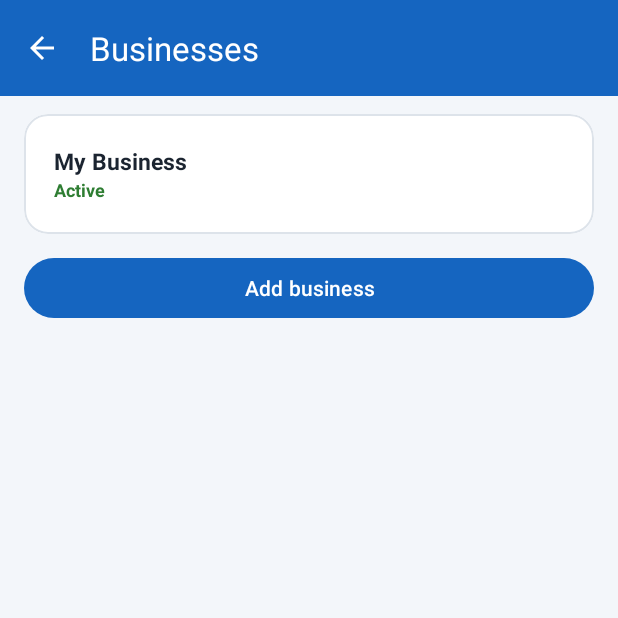
After one commit to Rumpa20/Hishabbaki, an Android app: the BusinessListActivity screen opened directly, with no data from a screen before it, on a phone screen of 412 x 824 dp, the top half of it. The commit adds this screen. Run offline under Robolectric (Android 15) with nearby library versions, the phone set to English and light mode, and no system bars.

Commit message:
Multi-business UI: business switcher with create/edit/delete and per-business isolation guards
Co-authored-by: Rumpa20 <Rumpa20@users.noreply.github.com>

```diff
--- a/app/src/main/AndroidManifest.xml
+++ b/app/src/main/AndroidManifest.xml
@@ -101,6 +101,11 @@
             android:windowSoftInputMode="adjustResize" />
 
         <activity
+            android:name=".BusinessListActivity"
+            android:exported="false"
+            android:windowSoftInputMode="adjustResize" />
+
+        <activity
             android:name=".CashbookActivity"
             android:exported="false"
             android:windowSoftInputMode="adjustResize" />
--- /dev/null
+++ b/app/src/main/java/com/hisabbaki/app/BusinessListActivity.kt
@@ -0,0 +1,130 @@
+package com.hisabbaki.app
+
+import android.content.Intent
+import android.os.Bundle
+import android.view.LayoutInflater
+import android.view.View
+import android.widget.LinearLayout
+import android.widget.TextView
+import android.widget.Toast
+import androidx.appcompat.app.AppCompatActivity
+import com.google.android.material.appbar.MaterialToolbar
+import com.google.android.material.button.MaterialButton
+import com.google.android.material.dialog.MaterialAlertDialogBuilder
+import com.google.android.material.textfield.TextInputEditText
+import com.hisabbaki.app.data.CoreRepo
+import com.hisabbaki.app.data.Db
+
+class BusinessListActivity : AppCompatActivity() {
+
+    private lateinit var container: LinearLayout
+
+    override fun onCreate(savedInstanceState: Bundle?) {
+        super.onCreate(savedInstanceState)
+        setContentView(R.layout.activity_business_list)
+
+        findViewById<MaterialToolbar>(R.id.toolbar).setNavigationOnClickListener { finish() }
+        container = findViewById(R.id.businessContainer)
+        findViewById<MaterialButton>(R.id.btnAddBusiness).setOnClickListener { showCreateDialog() }
+    }
+
+    override fun onResume() {
+        super.onResume()
+        load()
+    }
+
+    private fun load() {
+        val appCtx = applicationContext
+        Db.async({ CoreRepo.get(appCtx).getBusinesses() }) { result ->
+            if (isFinishing || isDestroyed) return@async
+            result.onSuccess { bind(it) }
+            result.onFailure { Toast.makeText(appCtx, R.string.error_load, Toast.LENGTH_SHORT).show() }
+        }
+    }
+
+    private fun currentId(): Int = Prefs.currentBusinessId(this)
+
+    private fun bind(businesses: List<com.hisabbaki.app.data.Business>) {
+        container.removeAllViews()
+        val inflater = LayoutInflater.from(this)
+        for (b in businesses) {
+            val row = inflater.inflate(R.layout.item_business_row, container, false)
+            val tvName = row.findViewById<TextView>(R.id.tvBusinessName)
+            val tvActive = row.findViewById<TextView>(R.id.tvBusinessActive)
+            tvName.text = if (b.name.isBlank()) getString(R.string.my_business) else b.name
+            tvActive.visibility = if (b.id == currentId()) View.VISIBLE else View.GONE
+
+            row.setOnClickListener { switchTo(b.id) }
+            row.findViewById<View>(R.id.btnEditBusiness).setOnClickListener {
+                startActivity(
+                    Intent(this, BusinessProfileActivity::class.java)
+                        .putExtra(BusinessProfileActivity.EXTRA_BUSINESS_ID, b.id)
+                )
+            }
+            row.setOnLongClickListener {
+                if (b.id == currentId()) {
+                    Toast.makeText(this, R.string.error_generic, Toast.LENGTH_SHORT).show()
+                } else {
+                    confirmDelete(b)
+                }
+                true
+            }
+            container.addView(row)
+        }
+    }
+
+    private fun switchTo(id: Int) {
+        if (id == currentId()) return
+        Prefs.setCurrentBusinessId(this, id)
+        Toast.makeText(this, R.string.business_switched, Toast.LENGTH_SHORT).show()
+        setResult(RESULT_OK)
+        finish()
+    }
+
+    private fun showCreateDialog() {
+        val view = layoutInflater.inflate(R.layout.dialog_new_business, null)
+        val etName = view.findViewById<TextInputEditText>(R.id.etBusinessName)
+        MaterialAlertDialogBuilder(this)
+            .setTitle(R.string.add_business)
+            .setView(view)
+            .setPositiveButton(R.string.save) { _, _ ->
+                val name = etName.text.toString().trim()
+                if (name.isEmpty()) {
+                    Toast.makeText(this, R.string.error_business_name, Toast.LENGTH_SHORT).show()
+                    return@setPositiveButton
+                }
+                val appCtx = applicationContext
+                Db.async({ CoreRepo.get(appCtx).saveBusiness(0, name, "", "", "", "", "", "", "INR") }) { res ->
+                    if (isFinishing || isDestroyed) return@async
+                    res.onSuccess { load() }
+                    res.onFailure { e ->
+                        Toast.makeText(
+                            appCtx, e.message ?: getString(R.string.error_generic), Toast.LENGTH_LONG
+                        ).show()
+                    }
+                }
+            }
+            .setNegativeButton(R.string.cancel, null)
+            .show()
+    }
+
+    private fun confirmDelete(b: com.hisabbaki.app.data.Business) {
+        MaterialAlertDialogBuilder(this)
+            .setTitle(R.string.delete_business)
+            .setMessage(getString(R.string.delete_business_confirm, b.name))
+            .setPositiveButton(R.string.delete) { _, _ ->
+                val appCtx = applicationContext
+                Db.async({ CoreRepo.get(appCtx).deleteBusiness(b.id) }) { res ->
+                    if (isFinishing || isDestroyed) return@async
+                    res.onSuccess { load() }
+                    res.onFailure { e ->
+                        Toast.makeText(
+                            appCtx, e.message ?: getString(R.string.error_generic), Toast.LENGTH_LONG
+                        ).show()
+                    }
+                }
+            }
+            .setNegativeButton(R.string.cancel, null)
+            .show()
+    }
+}
--- a/app/src/main/java/com/hisabbaki/app/SettingsFragment.kt
+++ b/app/src/main/java/com/hisabbaki/app/SettingsFragment.kt
@@ -80,6 +80,9 @@ class SettingsFragment : Fragment(R.layout.fragment_settings) {
 
         view.findViewById<View>(R.id.rowBusiness).setOnClickListener {
             startActivity(Intent(requireContext(), BusinessProfileActivity::class.java))
+        }
+        view.findViewById<View>(R.id.rowBusinesses).setOnClickListener {
+            startActivity(Intent(requireContext(), BusinessListActivity::class.java))
         }
         view.findViewById<View>(R.id.rowInventory).setOnClickListener {
             startActivity(Intent(requireContext(), ProductsActivity::class.java))
--- /dev/null
+++ b/app/src/main/res/layout/activity_business_list.xml
@@ -0,0 +1,57 @@
+<?xml version="1.0" encoding="utf-8"?>
+<LinearLayout xmlns:android="http://schemas.android.com/apk/res/android"
+    xmlns:app="http://schemas.android.com/apk/res-auto"
+    android:layout_width="match_parent"
+    android:layout_height="match_parent"
+    android:background="@color/background"
+    android:orientation="vertical">
+
+    <com.google.android.material.appbar.MaterialToolbar
+        android:id="@+id/toolbar"
+        android:layout_width="match_parent"
+        android:layout_height="?attr/actionBarSize"
+        android:background="@color/header_bg"
+        app:navigationIcon="@drawable/ic_back"
+        app:navigationIconTint="@color/on_header"
+        app:title="@string/businesses"
+        app:titleTextColor="@color/on_header" />
+
+    <androidx.core.widget.NestedScrollView
+        android:layout_width="match_parent"
+        android:layout_height="match_parent"
+        android:fillViewport="true"
+        android:overScrollMode="never">
+
+        <LinearLayout
+            android:layout_width="match_parent"
+            android:layout_height="wrap_content"
+            android:orientation="vertical"
+            android:paddingBottom="24dp">
+
+            <com.google.android.material.card.MaterialCardView
+                style="@style/HisabCard"
+                android:layout_width="match_parent"
+                android:layout_height="wrap_content"
+                android:layout_marginStart="16dp"
+                android:layout_marginTop="12dp"
+                android:layout_marginEnd="16dp">
+
+                <LinearLayout
+                    android:id="@+id/businessContainer"
+                    android:layout_width="match_parent"
+                    android:layout_height="wrap_content"
+                    android:orientation="vertical"
+                    android:padding="8dp" />
+            </com.google.android.material.card.MaterialCardView>
+
+            <com.google.android.material.button.MaterialButton
+                android:id="@+id/btnAddBusiness"
+                android:layout_width="match_parent"
+                android:layout_height="wrap_content"
+                android:layout_marginStart="16dp"
+                android:layout_marginTop="12dp"
+                android:layout_marginEnd="16dp"
+                android:text="@string/add_business" />
+        </LinearLayout>
+    </androidx.core.widget.NestedScrollView>
+</LinearLayout>
--- /dev/null
+++ b/app/src/main/res/layout/item_business_row.xml
@@ -0,0 +1,48 @@
+<?xml version="1.0" encoding="utf-8"?>
+<LinearLayout xmlns:android="http://schemas.android.com/apk/res/android"
+    android:layout_width="match_parent"
+    android:layout_height="wrap_content"
+    android:background="?attr/selectableItemBackground"
+    android:gravity="center_vertical"
+    android:orientation="horizontal"
+    android:paddingStart="12dp"
+    android:paddingTop="12dp"
+    android:paddingEnd="4dp"
+    android:paddingBottom="12dp">
+
+    <LinearLayout
+        android:layout_width="0dp"
+        android:layout_height="wrap_content"
+        android:layout_weight="1"
+        android:orientation="vertical">
+
+        <TextView
+            android:id="@+id/tvBusinessName"
+            android:layout_width="match_parent"
+            android:layout_height="wrap_content"
+            android:ellipsize="end"
+            android:maxLines="1"
+            android:textColor="@color/text_primary"
+            android:textSize="15sp"
+            android:textStyle="bold" />
+
+        <TextView
+            android:id="@+id/tvBusinessActive"
+            android:layout_width="wrap_content"
+            android:layout_height="wrap_content"
+            android:text="@string/active"
+            android:textColor="@color/get_green"
+            android:textSize="12sp"
+            android:textStyle="bold"
+            android:visibility="gone" />
+    </LinearLayout>
+
+    <ImageView
+        android:id="@+id/btnEditBusiness"
+        android:layout_width="40dp"
+        android:layout_height="40dp"
+        android:background="?attr/selectableItemBackgroundBorderless"
+        android:contentDescription="@string/edit"
+        android:padding="8dp"
+        android:src="@drawable/ic_edit" />
+</LinearLayout>
--- a/app/src/main/res/values/strings_phase5.xml
+++ b/app/src/main/res/values/strings_phase5.xml
@@ -231,4 +231,13 @@
     <string name="current_pin_wrong">Current PIN is wrong</string>
     <string name="backspace">⌫</string>
     <string name="auto_backup_label">Automatic daily backup</string>
+<string name="businesses">Businesses</string>
+<string name="my_business">My Business</string>
+<string name="active">Active</string>
+<string name="add_business">Add business</string>
+<string name="business_name">Business name</string>
+<string name="business_switched">Business switched</string>
+<string name="delete_business">Delete business</string>
+<string name="delete_business_confirm">Delete \"%1$s\"? All customers, suppliers, invoices, products, expenses, cashbook and staff of this business will be removed permanently. Take a backup first.</string>
+<string name="error_business_name">Please enter a business name</string>
 </resources>
```
Also changed, not shown: app/src/main/java/com/hisabbaki/app/BusinessProfileActivity.kt (+16 -4 lines), app/src/main/res/layout/dialog_new_business.xml (added, +25 -0 lines), app/src/main/res/layout/fragment_settings.xml (+12 -0 lines), 2 other files.
